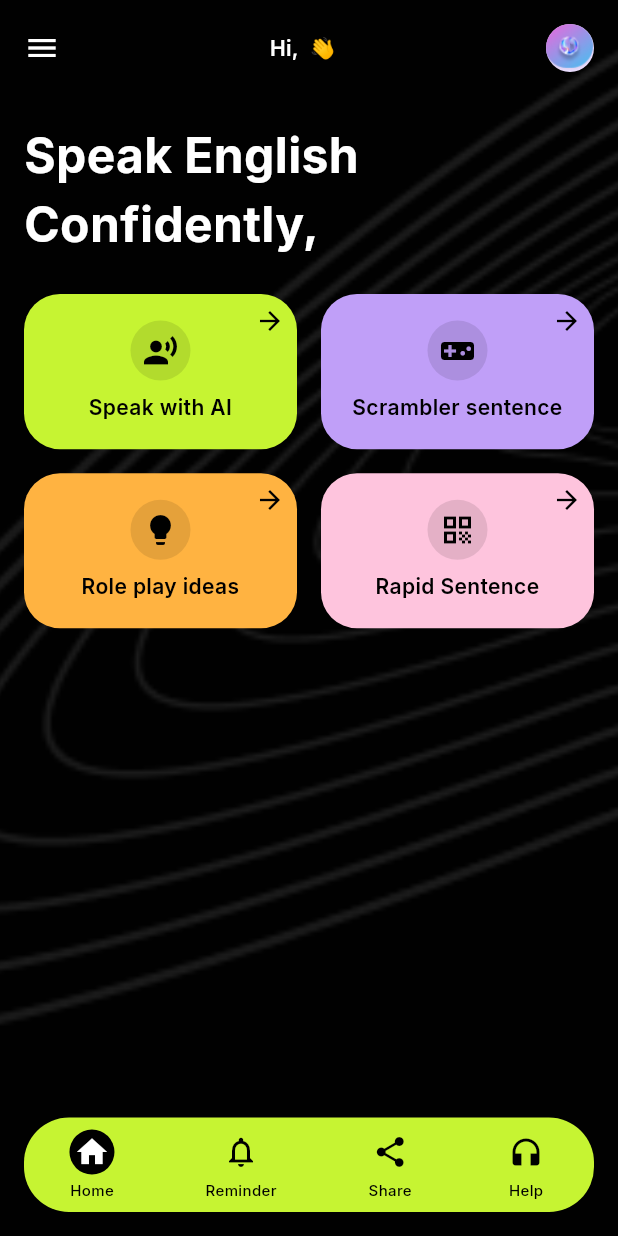
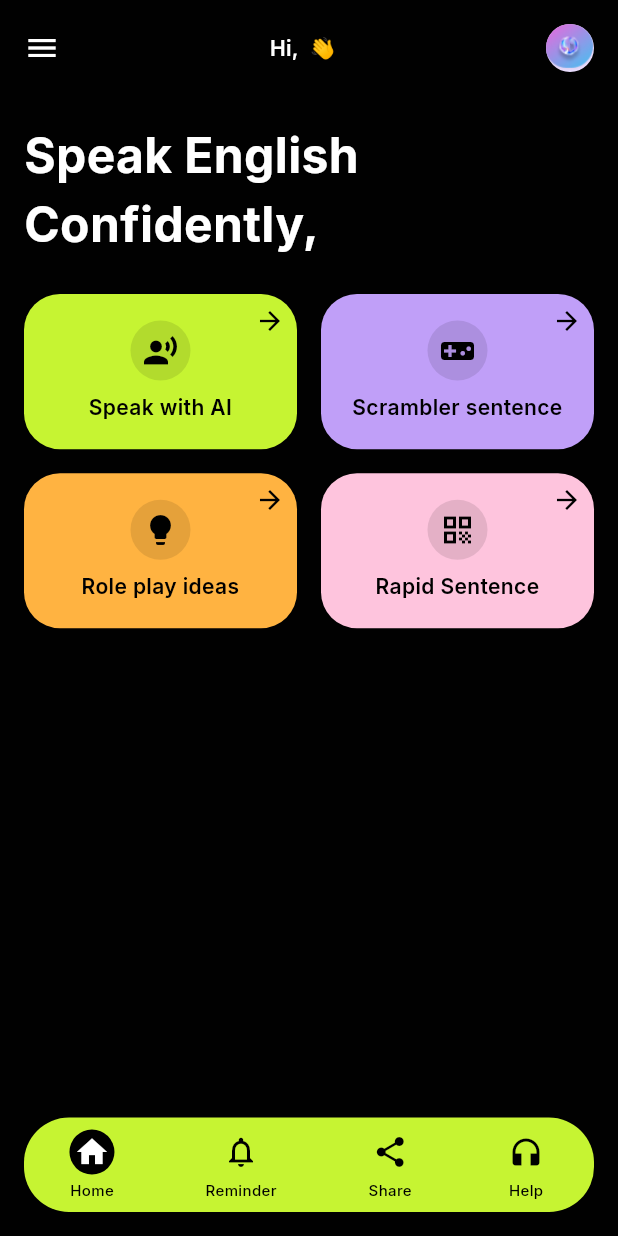
Before and after one commit to faridrazza/frontapp, a Flutter app: the HomeScreen screen opened directly, on a phone screen of 412 x 824 dp. Run offline on Flutter 3.47's test engine with Material 3 defaults, Android fonts, the phone set to English and light mode, and no system bars; our stand-ins replace dio, equatable, flutter_bloc, flutter_secure_storage, google_fonts, google_mobile_ads and 5 more; missing offline and left inert: flutter_sound; accounts and stored records are empty; network calls fail.

Commit message:
painter remove homescreen

```diff
--- a/lib/features/auth/presentation/screens/home_screen.dart
+++ b/lib/features/auth/presentation/screens/home_screen.dart
@@ -35,10 +35,9 @@ class _HomeScreenState extends State<HomeScreen> {
     super.initState();
     _adService.loadInterstitialAd();
     _fetchUserProfile();
-    // Set the system UI overlay style
     SystemChrome.setSystemUIOverlayStyle(SystemUiOverlayStyle(
-      systemNavigationBarColor: Colors.black, // Set the color to black
-      systemNavigationBarIconBrightness: Brightness.light, // Set the icons to light color
+      systemNavigationBarColor: Colors.black,
+      systemNavigationBarIconBrightness: Brightness.light,
     ));
   }
 
@@ -50,14 +49,7 @@ class _HomeScreenState extends State<HomeScreen> {
       });
     } catch (e) {
       print('Error fetching user profile: $e');
-      // Handle error (e.g., show a snackbar)
     }
-
-    // Mock API call (commented out)
-    // await Future.delayed(Duration(seconds: 1));
-    // setState(() {
-    //   _userName = 'Michael';
-    // });
   }
 
   void _shareApp() {
@@ -77,16 +69,7 @@ class _HomeScreenState extends State<HomeScreen> {
     return Scaffold(
       backgroundColor: Color(0xFF010101),
       body: SafeArea(
-        child: Stack(
-          children: [
-            // Background design
-            Positioned.fill(
-              child: Image.asset(
-                'assets/images/design.png',
-                fit: BoxFit.cover,
-              ),
-            ),
-            Column(
+        child: Column(
           children: [
             // Header
             Padding(
@@ -151,11 +134,9 @@ class _HomeScreenState extends State<HomeScreen> {
             ),
           ],
         ),
-          ],
-        ),
       ),
       bottomNavigationBar: Padding(
-        padding: EdgeInsets.fromLTRB(16, 0, 16, 16), // Add padding to left, right, and bottom
+        padding: EdgeInsets.fromLTRB(16, 0, 16, 16),
         child: Container(
           decoration: BoxDecoration(
             color: Color(0xFFC6F432),
@@ -310,29 +291,3 @@ class _HomeScreenState extends State<HomeScreen> {
     );
   }
 }
-
-class BackgroundPainter extends CustomPainter {
-  @override
-  void paint(Canvas canvas, Size size) {
-    final paint = Paint()
-      ..color = Colors.white.withOpacity(0.1)
-      ..style = PaintingStyle.stroke
-      ..strokeWidth = 1;
-
-    final path = Path();
-    for (var i = 0; i < 5; i++) {
-      path.moveTo(0, size.height * (0.2 + i * 0.2));
-      path.quadraticBezierTo(
-        size.width * 0.5,
-        size.height * (0.2 + i * 0.2 + 0.1),
-        size.width,
-        size.height * (0.2 + i * 0.2),
-      );
-    }
-
-    canvas.drawPath(path, paint);
-  }
-
-  @override
-  bool shouldRepaint(covariant CustomPainter oldDelegate) => false;
-}
```
Lines whose indentation alone changed are shown as unchanged.
